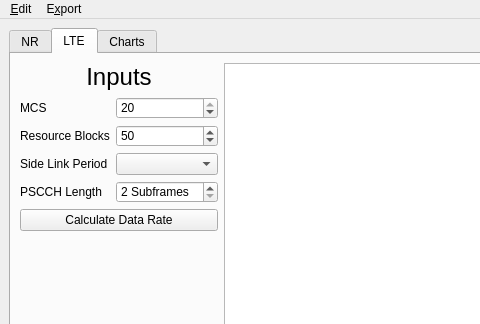
This is main-window.ui in usnistgov/5G-NR-LTE-Sidelink-Capacity-Estimator as Qt 5 draws it before an edit; both pictures show x 0 to 480 and y 0 to 324 of the 1422 by 627 pixel window. The edited form follows.
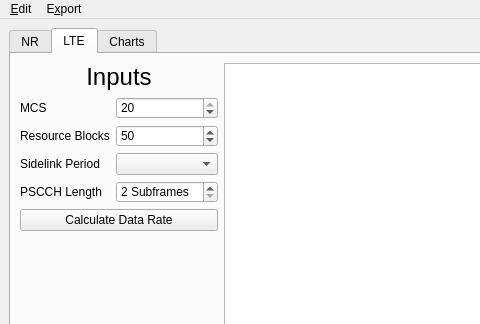
This is the edited form. The open tabs and pages were chosen to show the change. Custom widgets are drawn as their Qt base class.

Commit message: Spelling 'Side Link' -> 'Sidelink'

The edit to the form file:
```diff
--- a/main-window.ui
+++ b/main-window.ui
@@ -288,7 +288,7 @@
             <item row="2" column="0">
              <widget class="QLabel" name="label">
               <property name="text">
-               <string>Side Link Period</string>
+               <string>Sidelink Period</string>
               </property>
              </widget>
             </item>
```
The commit also changes 2 other files.
